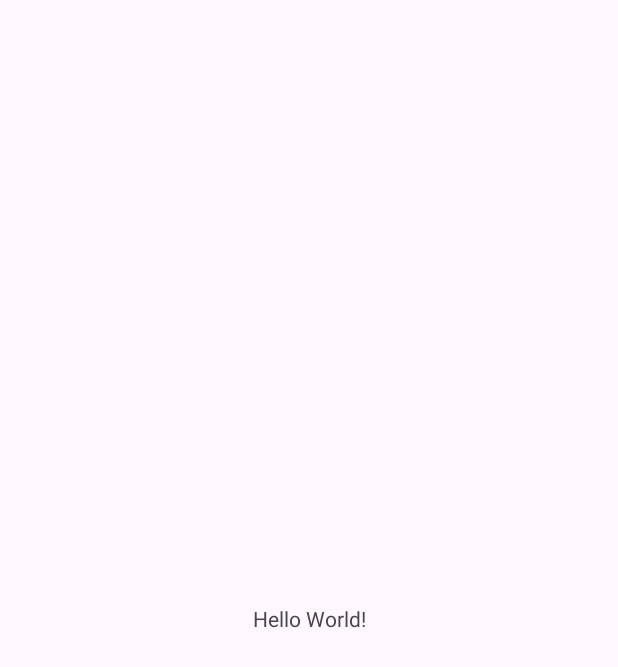
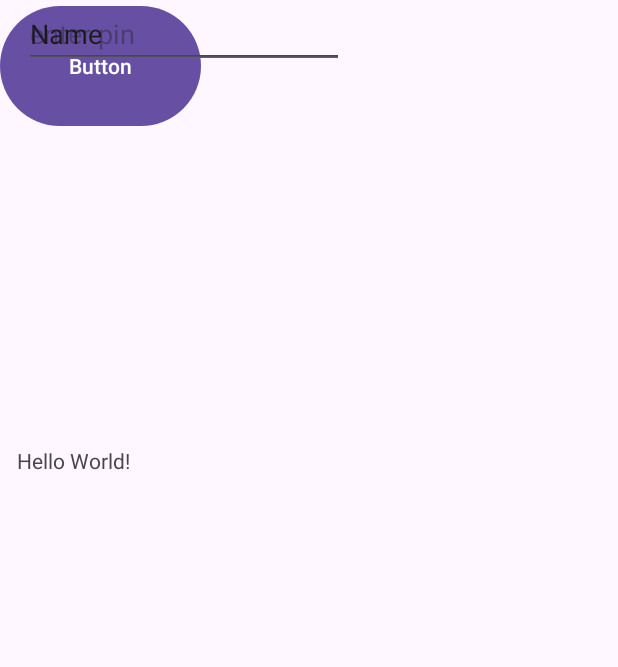
Before and after one commit to SETHROLLINSISMYGOAT/Vitbatch1, an Android app: the screen it shows after launch (MainActivity), on a phone screen of 412 x 824 dp. Before the commit the part shown is almost empty. Shown: the top 667 px of the screen. Run offline under Robolectric (Android 15) with nearby library versions, the phone set to English and light mode, and no system bars.

Commit message:
passing data to another activity

```diff
--- a/app/build.gradle.kts
+++ b/app/build.gradle.kts
@@ -41,6 +41,7 @@ dependencies {
     implementation("androidx.appcompat:appcompat:1.6.1")
     implementation("com.google.android.material:material:1.11.0")
     implementation("androidx.constraintlayout:constraintlayout:2.1.4")
+    implementation("androidx.activity:activity:1.9.0")
     testImplementation("junit:junit:4.13.2")
     androidTestImplementation("androidx.test.ext:junit:1.1.5")
     androidTestImplementation("androidx.test.espresso:espresso-core:3.5.1")
--- a/app/src/main/AndroidManifest.xml
+++ b/app/src/main/AndroidManifest.xml
@@ -13,6 +13,9 @@
         android:theme="@style/Theme.Vitbatch1"
         tools:targetApi="31">
         <activity
+            android:name=".homeActivity"
+            android:exported="false" />
+        <activity
             android:name=".MainActivity"
             android:exported="true">
             <intent-filter>
--- a/app/src/main/res/layout/activity_main.xml
+++ b/app/src/main/res/layout/activity_main.xml
@@ -4,15 +4,49 @@
     xmlns:tools="http://schemas.android.com/tools"
     android:layout_width="match_parent"
     android:layout_height="match_parent"
+    android:rotationX="0"
     tools:context=".MainActivity">
 
     <TextView
-        android:layout_width="wrap_content"
-        android:layout_height="wrap_content"
+        android:layout_width="255dp"
+        android:layout_height="23dp"
         android:text="Hello World!"
         app:layout_constraintBottom_toBottomOf="parent"
         app:layout_constraintEnd_toEndOf="parent"
+        app:layout_constraintHorizontal_bias="0.074"
         app:layout_constraintStart_toStartOf="parent"
-        app:layout_constraintTop_toTopOf="parent" />
+        app:layout_constraintTop_toTopOf="parent"
+        app:layout_constraintVertical_bias="0.371" />
+
+    <Button
+        android:id="@+id/button"
+        android:layout_width="134dp"
+        android:layout_height="88dp"
+        android:text="Button"
+        tools:layout_editor_absoluteX="48dp"
+        tools:layout_editor_absoluteY="400dp" />
+
+    <EditText
+        android:id="@+id/editTextText"
+        android:layout_width="wrap_content"
+        android:layout_height="wrap_content"
+        android:layout_marginStart="16dp"
+        android:ems="10"
+        android:inputType="text"
+        android:text="Name"
+        app:layout_constraintStart_toStartOf="parent"
+        tools:layout_editor_absoluteY="190dp" />
+
+    <EditText
+        android:id="@+id/editTextPhone"
+        android:layout_width="wrap_content"
+        android:layout_height="wrap_content"
+        android:layout_marginStart="16dp"
+        android:hint="enter pin"
+
+        android:ems="10"
+        android:inputType="phone"
+        app:layout_constraintStart_toStartOf="parent"
+        tools:layout_editor_absoluteY="524dp" />
 
 </androidx.constraintlayout.widget.ConstraintLayout>
```
Also changed, not shown: app/src/main/java/com/example/vitbatch1/homeActivity.kt (added, +29 -0 lines), app/src/main/res/layout/activity_home.xml (added, +10 -0 lines).
